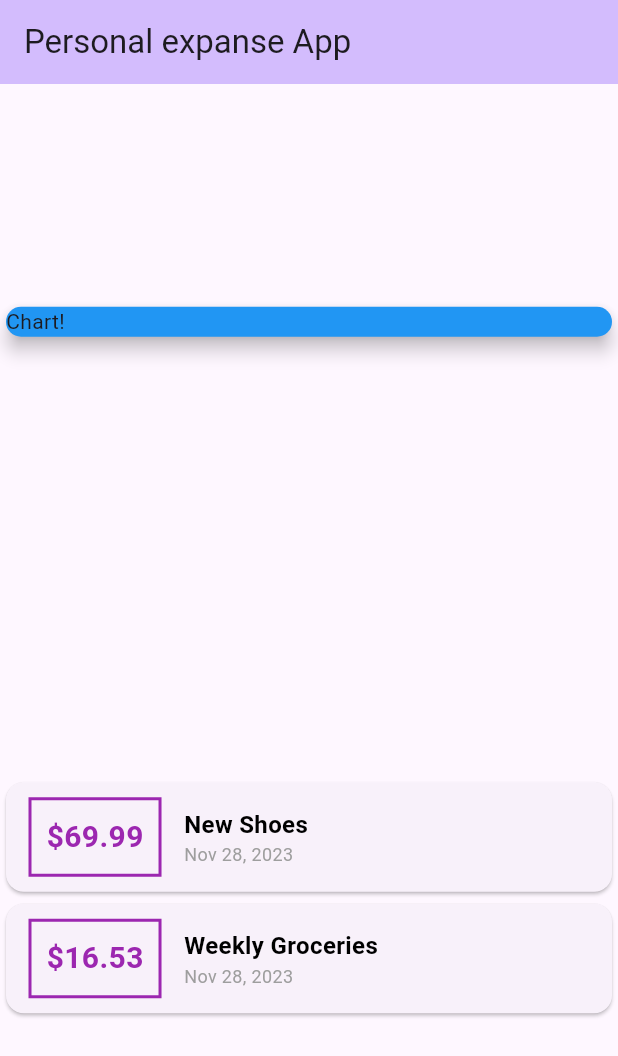
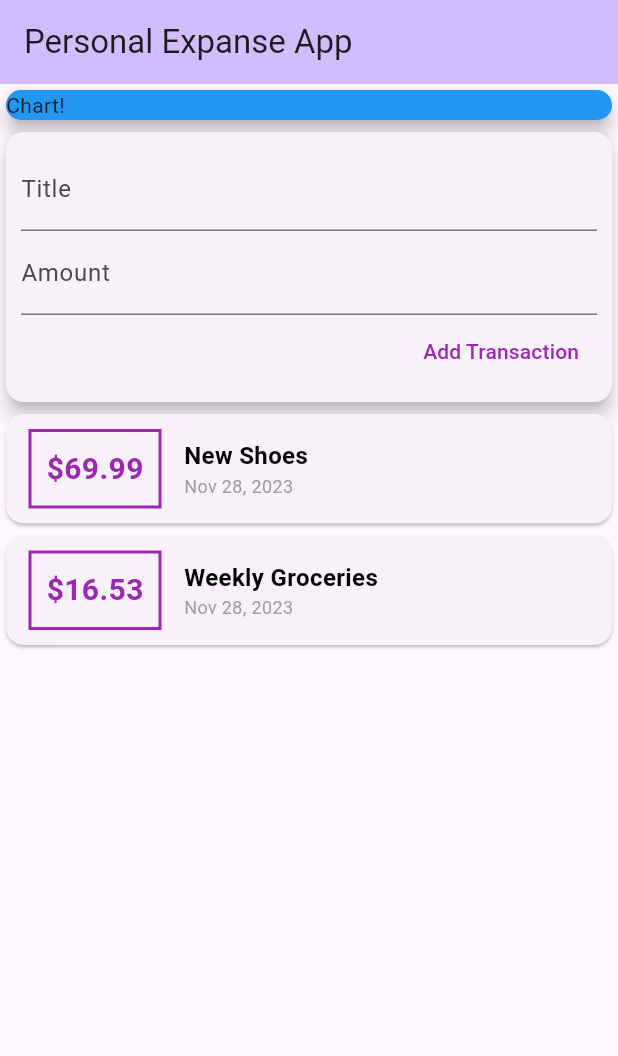
Before and after one commit to larbi-azzoug/personal-expanse-app, a Flutter app: the screen it shows after launch, on a phone screen of 412 x 824 dp. Shown: the top 1056 px of the screen. Run offline on Flutter 3.47's test engine with Material 3 defaults, Android fonts, the phone set to English and light mode, and no system bars.

Commit message:
Split Widgets, Add user transaction to the list

```diff
--- a/lib/main.dart
+++ b/lib/main.dart
@@ -1,6 +1,6 @@
 import 'package:flutter/material.dart';
-import 'package:personal_expanse_app/transaction.dart';
-import 'package:intl/intl.dart';
+import '/widgets/user_transactions.dart';
+
 
 void main() {
   runApp(const MyApp());
@@ -26,30 +26,21 @@
 class MyHomePage extends StatelessWidget {
 //MyHomePage({super.key});
 
-  final List<transaction> transactions = [
-    transaction(
-      amount: 69.99,
-      id: 't1',
-      title: 'New Shoes',
-      date: DateTime.now(),
-    ),
-    transaction(
-      amount: 16.53,
-      id: 't2',
-      title: 'Weekly Groceries',
-      date: DateTime.now(),
-    )
-  ];
+  // String titleInput = '';
+  // String amountInput = '';
+
+  //final titleController = TextEditingController();
+  //final amountController = TextEditingController();
 
   @override
   Widget build(BuildContext context) {
     return Scaffold(
       appBar: AppBar(
         backgroundColor: Theme.of(context).colorScheme.inversePrimary,
-        title: const Text('Personal expanse App'),
+        title: const Text('Personal Expanse App'),
       ),
       body: Column(
-        mainAxisAlignment: MainAxisAlignment.spaceAround,
+        mainAxisAlignment: MainAxisAlignment.start,
         crossAxisAlignment: CrossAxisAlignment.center,
         children: <Widget>[
           Container(
@@ -60,55 +51,7 @@
               child: Text('Chart!'),
             ),
           ),
-          Column(
-            children: transactions.map((tx) {
-              return Card(
-                child: Row(
-                  children: [
-                    Container(
-                      decoration: BoxDecoration(
-                        border: Border.all(color: Colors.purple, width: 2),
-                      ),
-                      margin: EdgeInsets.symmetric(
-                        vertical: 10,
-                        horizontal: 15,
-                      ),
-                      padding: EdgeInsets.all(10),
-                      child: Text(
-                        '\$${tx.amount}',
-                        style: TextStyle(
-                          fontWeight: FontWeight.bold,
-                          fontSize: 20,
-                          color: Colors.purple,
-                        ),
-                      ),
-                    ),
-                    Column(
-                      crossAxisAlignment: CrossAxisAlignment.start,
-                      children: [
-                        Text(
-                          tx.title,
-                          style: TextStyle(
-                            fontWeight: FontWeight.bold,
-                            fontSize: 16,
-                            color: Colors.black,
-                          ),
-                        ),
-                        Text(
-                          DateFormat.yMMMd().format(tx.date),
-                          style: TextStyle(
-                            fontWeight: FontWeight.normal,
-                            fontSize: 12,
-                            color: Colors.grey,
-                          ),
-                        ),
-                      ],
-                    )
-                  ],
-                ),
-              );
-            }).toList(),
-          )
+          UserTransactions(),
         ],
       ),
     );
--- /dev/null
+++ b/lib/widgets/new_transaction.dart
@@ -0,0 +1,51 @@
+import 'package:flutter/material.dart';
+
+class NewTransaction extends StatelessWidget {
+  final Function addTransaction;
+
+  NewTransaction(this.addTransaction);
+
+  final titleController = TextEditingController();
+  final amountController = TextEditingController();
+
+  @override
+  Widget build(BuildContext context) {
+    return Card(
+      elevation: 5,
+      child: Container(
+        padding: EdgeInsets.all(10),
+        child: Column(
+          crossAxisAlignment: CrossAxisAlignment.end,
+          children: [
+            TextField(
+              decoration: InputDecoration(labelText: 'Title'),
+              controller: titleController,
+              // onChanged: (value) {
+              //   titleInput = value;
+              // },
+            ),
+            TextField(
+              decoration: InputDecoration(labelText: 'Amount'),
+              controller: amountController,
+              // onChanged: (value) {
+              //   amountInput = value;
+              // },
+            ),
+            TextButton(
+              onPressed: () {
+                addTransaction(
+                  titleController.text,
+                  double.parse(amountController.text),
+                );
+              },
+              child: Text('Add Transaction'),
+              style: ButtonStyle(
+                foregroundColor: MaterialStateProperty.all(Colors.purple),
+              ),
+            ),
+          ],
+        ),
+      ),
+    );
+  }
+}
--- /dev/null
+++ b/lib/widgets/transaction_list.dart
@@ -0,0 +1,69 @@
+import 'package:flutter/material.dart';
+import 'package:intl/intl.dart';
+import 'package:personal_expanse_app/models/transaction.dart';
+
+class TransactionList extends StatefulWidget {
+final List<transaction> transactions;
+
+TransactionList(this.transactions);
+
+  @override
+  State<TransactionList> createState() => _TransactionListState();
+}
+
+class _TransactionListState extends State<TransactionList> {
+
+
+  @override
+  Widget build(BuildContext context) {
+    return Column(
+      children: widget.transactions.map((tx) {
+        return Card(
+          child: Row(
+            children: [
+              Container(
+                decoration: BoxDecoration(
+                  border: Border.all(color: Colors.purple, width: 2),
+                ),
+                margin: EdgeInsets.symmetric(
+                  vertical: 10,
+                  horizontal: 15,
+                ),
+                padding: EdgeInsets.all(10),
+                child: Text(
+                  '\$${tx.amount}',
+                  style: TextStyle(
+                    fontWeight: FontWeight.bold,
+                    fontSize: 20,
+                    color: Colors.purple,
+                  ),
+                ),
+              ),
+              Column(
+                crossAxisAlignment: CrossAxisAlignment.start,
+                children: [
+                  Text(
+                    tx.title,
+                    style: TextStyle(
+                      fontWeight: FontWeight.bold,
+                      fontSize: 16,
+                      color: Colors.black,
+                    ),
+                  ),
+                  Text(
+                    DateFormat.yMMMd().format(tx.date),
+                    style: TextStyle(
+                      fontWeight: FontWeight.normal,
+                      fontSize: 12,
+                      color: Colors.grey,
+                    ),
+                  ),
+                ],
+              )
+            ],
+          ),
+        );
+      }).toList(),
+    );
+  }
+}
--- /dev/null
+++ b/lib/widgets/user_transactions.dart
@@ -0,0 +1,48 @@
+import 'package:flutter/material.dart';
+import './new_transaction.dart';
+import './transaction_list.dart';
+import '../models/transaction.dart';
+
+class UserTransactions extends StatefulWidget {
+  @override
+  State<UserTransactions> createState() => _UserTransactionsState();
+}
+
+class _UserTransactionsState extends State<UserTransactions> {
+  final List<transaction> _userTransactions = [
+    transaction(
+      amount: 69.99,
+      id: 't1',
+      title: 'New Shoes',
+      date: DateTime.now(),
+    ),
+    transaction(
+      amount: 16.53,
+      id: 't2',
+      title: 'Weekly Groceries',
+      date: DateTime.now(),
+    )
+  ];
+
+  void _addNewTransaction(String txTitle, double txAmount) {
+    final newTx = transaction(
+      id: DateTime.now().toString(),
+      title: txTitle,
+      amount: txAmount,
+      date: DateTime.now(),
+    );
+    setState(() {
+      _userTransactions.add(newTx);
+    });
+  }
+
+  @override
+  Widget build(BuildContext context) {
+    return Column(
+      children: [
+        NewTransaction(_addNewTransaction),
+        TransactionList(_userTransactions),
+      ],
+    );
+  }
+}
```
Also changed, not shown: lib/models/transaction.dart (renamed from lib/transaction.dart).
